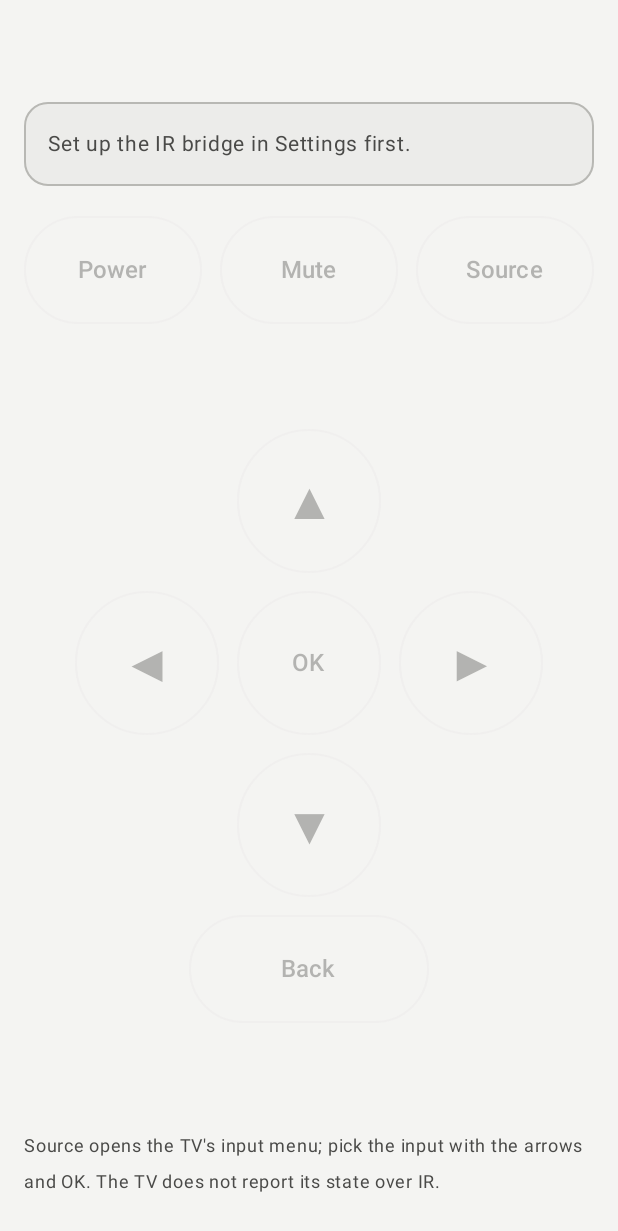
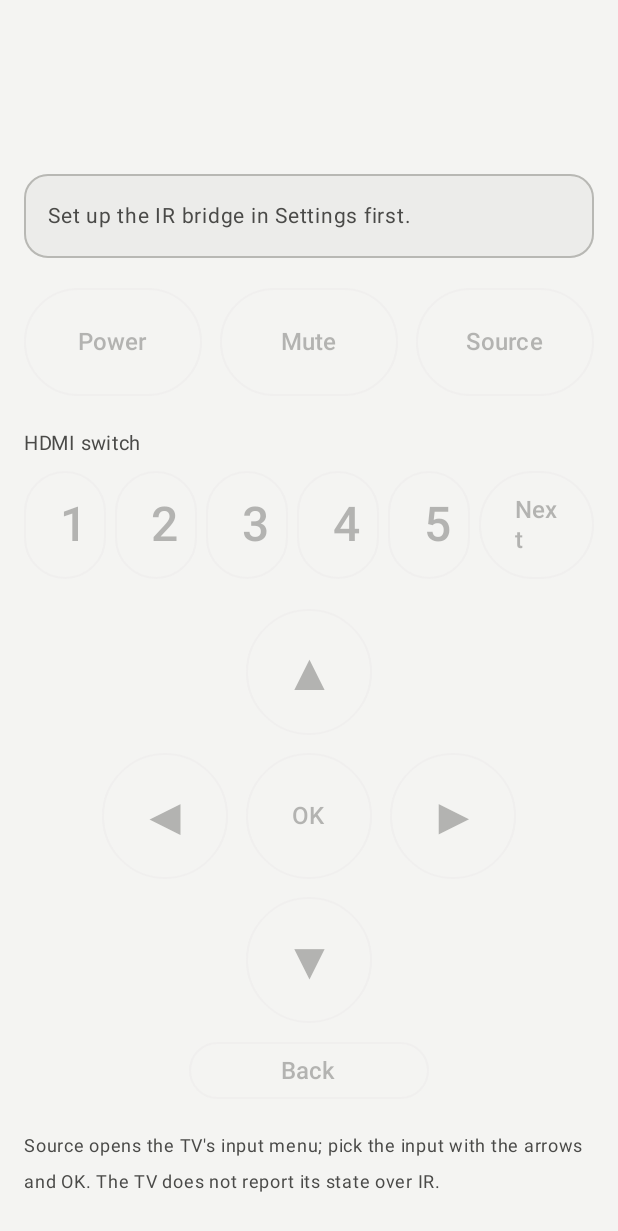
Before and after one commit to mikachu1302/home-hub, an Android app built with Jetpack Compose: the composable TvIrScreen called with empty values, on a phone screen of 412 x 824 dp. Shown: the top 1231 px of the screen. Run offline under Robolectric (Android 15) with nearby library versions, the phone set to English and light mode, and no system bars; 3 statements that could not run were skipped.

Commit message:
IR: send status on the amp and TV pages; UGREEN HDMI switch keys
The Amp and TV (IR) pages show the last key's fate: sending, sent with
the time from the tap (slow from 1 s), or not sent with the reason.
"Sent" means the bridge has it; IR itself is one-way.

UGREEN HDMI switch: codes captured from its remote (NEC 80 7F), sent as
frame + one repeat like the remote does; keys 1-5 and Next on the TV (IR)
page. Not yet tested from the bridge.

```diff
--- a/android/app/src/main/java/io/github/mikachu1302/homehub/MainActivity.kt
+++ b/android/app/src/main/java/io/github/mikachu1302/homehub/MainActivity.kt
@@ -108,9 +108,9 @@ private fun App(vm: HomeViewModel) {
                 when (vm.section) {
                     Section.MENU -> MenuScreen(vm)
                     Section.SWITCHES -> SwitchesScreen(vm)
-                    Section.AMP -> AmpScreen(vm.title(Section.AMP), vm.irBridge.isNotBlank(), vm::press)
+                    Section.AMP -> AmpScreen(vm.title(Section.AMP), vm.irBridge.isNotBlank(), vm.irStatus, vm::press)
                     Section.TV -> TvScreen(vm.title(Section.TV))
-                    Section.TV_IR -> TvIrScreen(vm.title(Section.TV_IR), vm.irBridge.isNotBlank(), vm::press)
+                    Section.TV_IR -> TvIrScreen(vm.title(Section.TV_IR), vm.irBridge.isNotBlank(), vm.irStatus, vm::press)
                     Section.SETTINGS -> SettingsScreen(vm)
                 }
             }
--- a/android/app/src/main/java/io/github/mikachu1302/homehub/core/IrBridge.kt
+++ b/android/app/src/main/java/io/github/mikachu1302/homehub/core/IrBridge.kt
@@ -38,6 +38,12 @@ object TvIrKeys {
     val back = IrKey("Back", "TV Back")
 }
 
+/** The UGREEN HDMI switch in front of the TV (codes captured from its remote, docs/PROTOCOLS.md). */
+object HdmiKeys {
+    val inputs = (1..5).map { IrKey("HDMI $it", "HDMI $it") }
+    val next = IrKey("Next HDMI input", "HDMI Next")
+}
+
 /** `POST` path that presses [key] on the bridge; the name is percent-encoded (spaces as %20). */
 fun irPressPath(key: IrKey): String = irButtonPath(key) + "/press"
 
--- a/android/app/src/main/java/io/github/mikachu1302/homehub/ui/PlaceholderScreens.kt
+++ b/android/app/src/main/java/io/github/mikachu1302/homehub/ui/PlaceholderScreens.kt
@@ -22,7 +22,9 @@ import androidx.compose.ui.text.font.FontWeight
 import androidx.compose.ui.text.style.TextAlign
 import androidx.compose.ui.unit.dp
 import androidx.compose.ui.unit.sp
+import androidx.compose.ui.semantics.LiveRegionMode
 import androidx.compose.ui.semantics.contentDescription
+import androidx.compose.ui.semantics.liveRegion
 import androidx.compose.ui.semantics.semantics
 import androidx.compose.foundation.interaction.MutableInteractionSource
 import androidx.compose.foundation.interaction.collectIsPressedAsState
@@ -34,6 +36,7 @@ import androidx.compose.runtime.setValue
 import kotlinx.coroutines.delay
 import io.github.mikachu1302.homehub.core.AmpKeys
 import io.github.mikachu1302.homehub.core.IrKey
+import io.github.mikachu1302.homehub.core.HdmiKeys
 import io.github.mikachu1302.homehub.core.TvIrKeys
 import androidx.compose.foundation.layout.width
 
@@ -42,12 +45,15 @@ import androidx.compose.foundation.layout.width
  * volume or mute state (AGENTS.md); a failed send shows a message. Disabled until the bridge is set up.
  */
 @Composable
-fun AmpScreen(title: String, ready: Boolean, onPress: (IrKey, Boolean) -> Unit) {
+fun AmpScreen(title: String, ready: Boolean, status: IrStatus?, onPress: (IrKey, Boolean) -> Unit) {
     Column(
         Modifier.fillMaxSize().padding(horizontal = Dimens.screenPadding, vertical = Dimens.topPadding),
         verticalArrangement = Arrangement.spacedBy(20.dp),
     ) {
-        Text(title, fontSize = 24.sp, fontWeight = FontWeight.Bold)
+        Column {
+            Text(title, fontSize = 24.sp, fontWeight = FontWeight.Bold)
+            IrStatusLine(status)
+        }
         if (!ready) Notice("Set up the IR bridge in Settings first.")
         Row(horizontalArrangement = Arrangement.spacedBy(Dimens.gap)) {
             AmpKey(AmpKeys.power, ready, onPress, Modifier.weight(1f))
@@ -74,6 +80,32 @@ fun AmpScreen(title: String, ready: Boolean, onPress: (IrKey, Boolean) -> Unit)
         )
     }
 }
+
+/** The last key's fate; a fixed height so the keys below do not jump. Mark and text, not colour alone. */
+@Composable
+private fun IrStatusLine(status: IrStatus?) {
+    val (text, color) = when (status) {
+        null -> " " to MaterialTheme.colorScheme.onSurfaceVariant
+        is IrStatus.Sending -> "Sending ${status.key.label}…" to MaterialTheme.colorScheme.onSurfaceVariant
+        is IrStatus.Sent -> {
+            val time = if (status.ms < SLOW_MS) "${status.ms} ms" else "slow connection (%.1f s)".format(status.ms / 1000.0)
+            "✓ ${status.key.label} sent · $time" to
+                if (status.ms < SLOW_MS) MaterialTheme.colorScheme.onSurfaceVariant else MaterialTheme.colorScheme.error
+        }
+        is IrStatus.Failed -> "✗ ${status.key.label} not sent: ${status.reason}" to MaterialTheme.colorScheme.error
+    }
+    Text(
+        text,
+        fontSize = 13.sp,
+        color = color,
+        maxLines = 2,
+        minLines = 2,
+        modifier = Modifier.semantics { liveRegion = LiveRegionMode.Polite },
+    )
+}
+
+/** Above this a press counts as slow (the bridge normally answers in about 0.1 to 0.3 s). */
+private const val SLOW_MS = 1000L
 
 @Composable
 private fun AmpKey(
@@ -122,24 +154,36 @@ private fun AmpKey(
  * back. Volume stays with the network (tv-remote, later). Disabled until the bridge is set up.
  */
 @Composable
-fun TvIrScreen(title: String, ready: Boolean, onPress: (IrKey, Boolean) -> Unit) {
+fun TvIrScreen(title: String, ready: Boolean, status: IrStatus?, onPress: (IrKey, Boolean) -> Unit) {
     Column(
         Modifier.fillMaxSize().padding(horizontal = Dimens.screenPadding, vertical = Dimens.topPadding),
         verticalArrangement = Arrangement.spacedBy(20.dp),
     ) {
-        Text(title, fontSize = 24.sp, fontWeight = FontWeight.Bold)
+        Column {
+            Text(title, fontSize = 24.sp, fontWeight = FontWeight.Bold)
+            IrStatusLine(status)
+        }
         if (!ready) Notice("Set up the IR bridge in Settings first.")
         Row(horizontalArrangement = Arrangement.spacedBy(Dimens.gap)) {
             AmpKey(TvIrKeys.power, ready, onPress, Modifier.weight(1f))
             AmpKey(TvIrKeys.mute, ready, onPress, Modifier.weight(1f))
             AmpKey(TvIrKeys.source, ready, onPress, Modifier.weight(1f))
         }
+        Column(verticalArrangement = Arrangement.spacedBy(6.dp)) {
+            Text("HDMI switch", fontSize = 13.sp, color = MaterialTheme.colorScheme.onSurfaceVariant)
+            Row(horizontalArrangement = Arrangement.spacedBy(6.dp)) {
+                HdmiKeys.inputs.forEachIndexed { i, key ->
+                    AmpKey(key, ready, onPress, Modifier.weight(1f), text = "${i + 1}")
+                }
+                AmpKey(HdmiKeys.next, ready, onPress, Modifier.weight(1.4f), text = "Next")
+            }
+        }
         Column(
             Modifier.weight(1f).fillMaxWidth(),
             horizontalAlignment = Alignment.CenterHorizontally,
             verticalArrangement = Arrangement.spacedBy(Dimens.gap, Alignment.CenterVertically),
         ) {
-            val key = Modifier.size(96.dp)
+            val key = Modifier.size(84.dp)
             AmpKey(TvIrKeys.up, ready, onPress, key, text = "▲")
             Row(horizontalArrangement = Arrangement.spacedBy(Dimens.gap)) {
                 AmpKey(TvIrKeys.left, ready, onPress, key, text = "◀")
```
Also changed, not shown: android/app/src/main/java/io/github/mikachu1302/homehub/ui/HomeViewModel.kt (+21 -2 lines), 3 other files.
